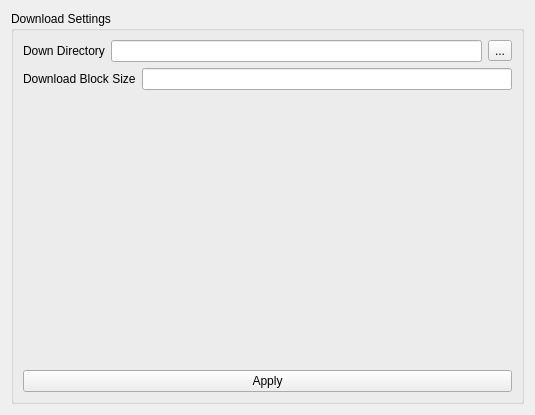
First picture: the form in app/view/C_MainWindow/SettingsPage.ui, repository HsOjo/DnfDownloader, before the edit.
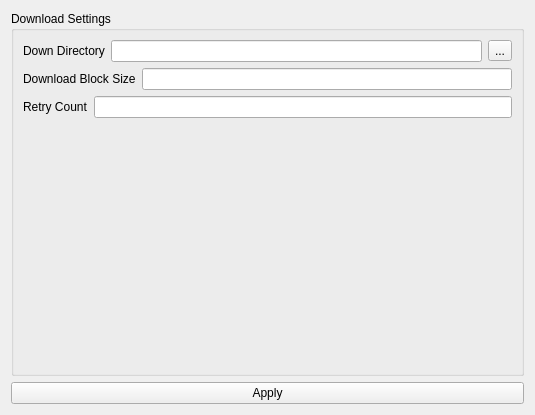
Second picture: the form after the edit.

Diff of the .ui file:
```diff
--- a/app/view/C_MainWindow/SettingsPage.ui
+++ b/app/view/C_MainWindow/SettingsPage.ui
@@ -19,10 +19,7 @@
      <property name="title">
       <string>Download Settings</string>
      </property>
-     <layout class="QGridLayout" name="gridLayout_2" rowstretch="0,0,1,0">
-      <item row="2" column="1">
-       <widget class="QWidget" name="widget" native="true"/>
-      </item>
+     <layout class="QGridLayout" name="gridLayout_2" rowstretch="0,0,0,0,1">
       <item row="0" column="1">
        <layout class="QGridLayout" name="gridLayout_3">
         <item row="0" column="0">
@@ -59,15 +56,32 @@
        </layout>
       </item>
       <item row="3" column="1">
-       <widget class="QPushButton" name="pb_apply">
-        <property name="text">
-         <string>Apply</string>
-        </property>
-       </widget>
+       <widget class="QWidget" name="widget" native="true"/>
+      </item>
+      <item row="2" column="1">
+       <layout class="QGridLayout" name="gridLayout_4">
+        <item row="0" column="0">
+         <widget class="QLabel" name="label_3">
+          <property name="text">
+           <string>Retry Count</string>
+          </property>
+         </widget>
+        </item>
+        <item row="0" column="1">
+         <widget class="QLineEdit" name="le_retry"/>
+        </item>
+       </layout>
       </item>
      </layout>
     </widget>
    </item>
+   <item row="1" column="0">
+    <widget class="QPushButton" name="pb_apply">
+     <property name="text">
+      <string>Apply</string>
+     </property>
+    </widget>
+   </item>
   </layout>
  </widget>
  <resources/>
```
